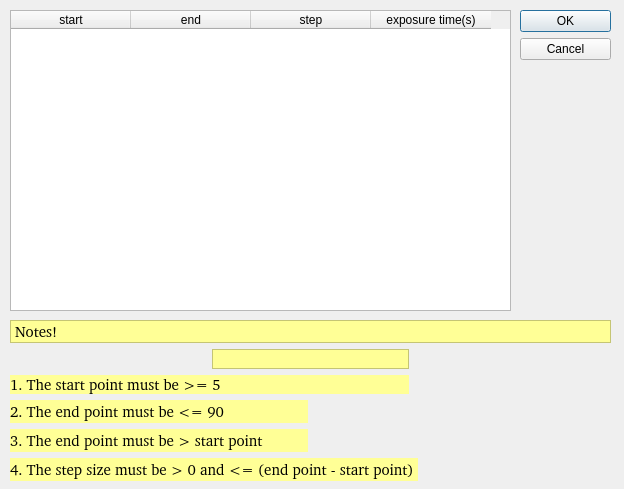
The window that UI/DAQ_Tool/MS/intervals.ui (SESAME-Synchrotron/MS-XPD-ScanTool) describes before a commit, drawn with Qt 5.
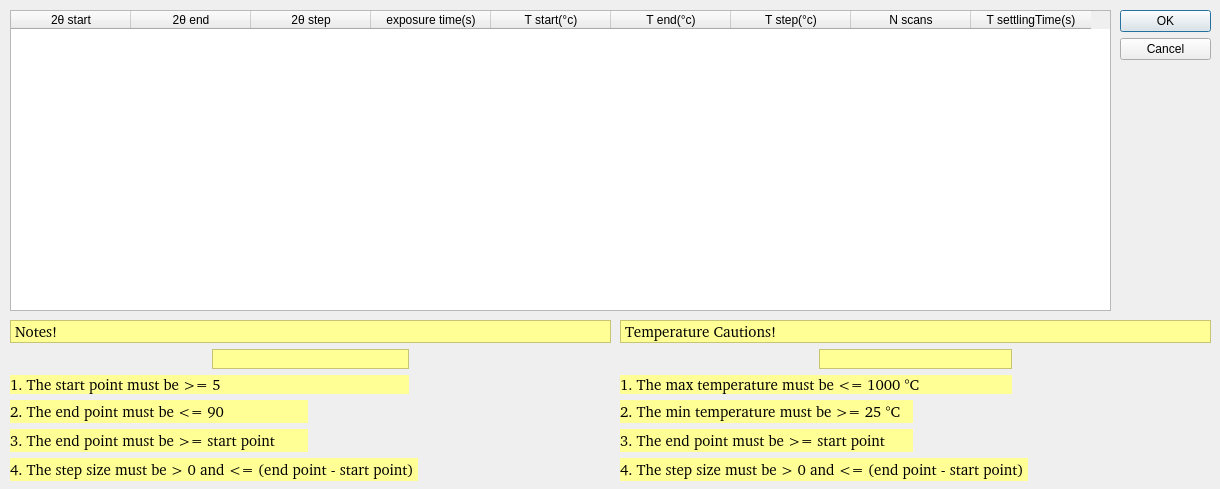
The same window after the commit. Custom widgets are drawn as their Qt base class.

Commit message: integrate twoThetaTemp, and enhancements

Diff of the .ui file:
```diff
--- a/UI/DAQ_Tool/MS/intervals.ui
+++ b/UI/DAQ_Tool/MS/intervals.ui
@@ -6,7 +6,7 @@
    <rect>
     <x>0</x>
     <y>0</y>
-    <width>624</width>
+    <width>1220</width>
     <height>489</height>
    </rect>
   </property>
@@ -16,12 +16,18 @@
   <widget class="QDialogButtonBox" name="buttonBox">
    <property name="geometry">
     <rect>
-     <x>520</x>
+     <x>1120</x>
      <y>10</y>
      <width>91</width>
      <height>301</height>
     </rect>
    </property>
+   <property name="sizePolicy">
+    <sizepolicy hsizetype="Expanding" vsizetype="Expanding">
+     <horstretch>0</horstretch>
+     <verstretch>0</verstretch>
+    </sizepolicy>
+   </property>
    <property name="cursor">
     <cursorShape>PointingHandCursor</cursorShape>
    </property>
@@ -40,7 +46,7 @@
     <rect>
      <x>10</x>
      <y>10</y>
-     <width>501</width>
+     <width>1101</width>
      <height>301</height>
     </rect>
    </property>
@@ -50,22 +56,25 @@
    <property name="focusPolicy">
     <enum>Qt::NoFocus</enum>
    </property>
+   <property name="columnCount">
+    <number>9</number>
+   </property>
    <attribute name="horizontalHeaderDefaultSectionSize">
     <number>120</number>
    </attribute>
    <column>
     <property name="text">
-     <string>start</string>
+     <string>2θ start</string>
     </property>
    </column>
    <column>
     <property name="text">
-     <string>end</string>
+     <string>2θ end</string>
     </property>
    </column>
    <column>
     <property name="text">
-     <string>step</string>
+     <string>2θ step</string>
     </property>
    </column>
    <column>
@@ -73,6 +82,31 @@
      <string>exposure time(s)</string>
     </property>
    </column>
+   <column>
+    <property name="text">
+     <string>T start(°c)</string>
+    </property>
+   </column>
+   <column>
+    <property name="text">
+     <string>T end(°c)</string>
+    </property>
+   </column>
+   <column>
+    <property name="text">
+     <string>T step(°c)</string>
+    </property>
+   </column>
+   <column>
+    <property name="text">
+     <string>N scans</string>
+    </property>
+   </column>
+   <column>
+    <property name="text">
+     <string>T settlingTime(s)</string>
+    </property>
+   </column>
   </widget>
   <widget class="QWidget" name="gridLayoutWidget_5">
    <property name="geometry">
@@ -100,7 +134,7 @@
          <string notr="true">background-color: rgb(255, 255, 150);</string>
         </property>
         <property name="text">
-         <string>3. The end point must be &gt; start point </string>
+         <string>3. The end point must be &gt;= start point </string>
         </property>
        </widget>
       </item>
@@ -304,6 +338,240 @@
     </item>
    </layout>
   </widget>
+  <widget class="QWidget" name="gridLayoutWidget_6">
+   <property name="geometry">
+    <rect>
+     <x>620</x>
+     <y>320</y>
+     <width>591</width>
+     <height>161</height>
+    </rect>
+   </property>
+   <layout class="QGridLayout" name="tempCautionsL">
+    <item row="3" column="0">
+     <layout class="QGridLayout" name="note3L_2">
+      <item row="0" column="0">
+       <widget class="QLabel" name="note3_2">
+        <property name="font">
+         <font>
+          <family>Nimbus Mono PS [urw]</family>
+          <pointsize>11</pointsize>
+          <weight>50</weight>
+          <bold>false</bold>
+         </font>
+        </property>
+        <property name="styleSheet">
+         <string notr="true">background-color: rgb(255, 255, 150);</string>
+        </property>
+        <property name="text">
+         <string>3. The end point must be &gt;= start point </string>
+        </property>
+       </widget>
+      </item>
+      <item row="0" column="1">
+       <widget class="QSimpleShape" name="note3S_2">
+        <property name="colour0" stdset="0">
+         <color>
+          <red>255</red>
+          <green>0</green>
+          <blue>0</blue>
+         </color>
+        </property>
+        <property name="flash0" stdset="0">
+         <bool>false</bool>
+        </property>
+       </widget>
+      </item>
+     </layout>
+    </item>
+    <item row="2" column="0">
+     <layout class="QGridLayout" name="note2L_2">
+      <item row="0" column="0">
+       <widget class="QLabel" name="note2_2">
+        <property name="font">
+         <font>
+          <family>Nimbus Mono PS [urw]</family>
+          <pointsize>11</pointsize>
+          <weight>50</weight>
+          <bold>false</bold>
+         </font>
+        </property>
+        <property name="styleSheet">
+         <string notr="true">background-color: rgb(255, 255, 150);</string>
+        </property>
+        <property name="text">
+         <string>2. The min temperature must be &gt;= 25 °C</string>
+        </property>
+       </widget>
+      </item>
+      <item row="0" column="1">
+       <widget class="QSimpleShape" name="note2S_2">
+        <property name="colour0" stdset="0">
+         <color>
+          <red>255</red>
+          <green>0</green>
+          <blue>0</blue>
+         </color>
+        </property>
+        <property name="flash0" stdset="0">
+         <bool>false</bool>
+        </property>
+       </widget>
+      </item>
+     </layout>
+    </item>
+    <item row="0" column="0">
+     <widget class="QLabel" name="tempCaution">
+      <property name="font">
+       <font>
+        <family>Nimbus Mono PS [urw]</family>
+        <pointsize>11</pointsize>
+        <weight>50</weight>
+        <bold>false</bold>
+        <stylestrategy>PreferDefault</stylestrategy>
+       </font>
+      </property>
+      <property name="styleSheet">
+       <string notr="true">background-color: rgb(255, 255, 150);</string>
+      </property>
+      <property name="frameShape">
+       <enum>QFrame::StyledPanel</enum>
+      </property>
+      <property name="text">
+       <string>&lt;html&gt;&lt;head/&gt;&lt;body&gt;&lt;p&gt;Temperature Cautions!&lt;/p&gt;&lt;/body&gt;&lt;/html&gt;</string>
+      </property>
+     </widget>
+    </item>
+    <item row="1" column="0">
+     <layout class="QGridLayout" name="note1L_2">
+      <item row="1" column="2">
+       <widget class="QSimpleShape" name="note1S_2">
+        <property name="colour0" stdset="0">
+         <color>
+          <red>255</red>
+          <green>0</green>
+          <blue>0</blue>
+         </color>
+        </property>
+        <property name="flash0" stdset="0">
+         <bool>false</bool>
+        </property>
+       </widget>
+      </item>
+      <item row="0" column="1">
+       <widget class="QLabel" name="intervalsWarning2">
+        <property name="font">
+         <font>
+          <family>Nimbus Mono PS [urw]</family>
+          <pointsize>11</pointsize>
+          <weight>75</weight>
+          <bold>true</bold>
+         </font>
+        </property>
+        <property name="styleSheet">
+         <string notr="true">background-color: rgb(255, 255, 150);</string>
+        </property>
+        <property name="frameShape">
+         <enum>QFrame::StyledPanel</enum>
+        </property>
+        <property name="text">
+         <string/>
+        </property>
+        <property name="alignment">
+         <set>Qt::AlignCenter</set>
+        </property>
+       </widget>
+      </item>
+      <item row="0" column="2">
+       <widget class="QSimpleShape" name="intervalsWarningS1_2">
+        <property name="colour0" stdset="0">
+         <color>
+          <red>255</red>
+          <green>0</green>
+          <blue>0</blue>
+         </color>
+        </property>
+        <property name="flash0" stdset="0">
+         <bool>false</bool>
+        </property>
+       </widget>
+      </item>
+      <item row="0" column="0">
+       <widget class="QSimpleShape" name="intervalsWarningS2_2">
+        <property name="colour0" stdset="0">
+         <color>
+          <red>255</red>
+          <green>0</green>
+          <blue>0</blue>
+         </color>
+        </property>
+        <property name="flash0" stdset="0">
+         <bool>false</bool>
+        </property>
+       </widget>
+      </item>
+      <item row="1" column="0" colspan="2">
+       <widget class="QLabel" name="note1_2">
+        <property name="font">
+         <font>
+          <family>Nimbus Mono PS [urw]</family>
+          <pointsize>11</pointsize>
+          <weight>50</weight>
+          <bold>false</bold>
+         </font>
+        </property>
+        <property name="styleSheet">
+         <string notr="true">background-color: rgb(255, 255, 150);</string>
+        </property>
+        <property name="text">
+         <string>1. The max temperature must be &lt;=  1000 °C</string>
+        </property>
+       </widget>
+      </item>
+     </layout>
+    </item>
+    <item row="4" column="0">
+     <layout class="QGridLayout" name="note4L_2">
+      <item row="0" column="0">
+       <widget class="QLabel" name="note4_2">
+        <property name="font">
+         <font>
+          <family>Nimbus Mono PS [urw]</family>
+          <pointsize>11</pointsize>
+          <weight>50</weight>
+          <bold>false</bold>
+         </font>
+        </property>
+        <property name="styleSheet">
+         <string notr="true">background-color: rgb(255, 255, 150);</string>
+        </property>
+        <property name="text">
+         <string>4. The step size must be &gt; 0 and &lt;= (end point - start point) </string>
+        </property>
+       </widget>
+      </item>
+      <item row="0" column="1">
+       <widget class="QSimpleShape" name="note4S_2">
+        <property name="colour0" stdset="0">
+         <color>
+          <red>255</red>
+          <green>0</green>
+          <blue>0</blue>
+         </color>
+        </property>
+        <property name="flash0" stdset="0">
+         <bool>false</bool>
+        </property>
+       </widget>
+      </item>
+     </layout>
+    </item>
+   </layout>
+  </widget>
+  <zorder>tableWidget</zorder>
+  <zorder>gridLayoutWidget_5</zorder>
+  <zorder>buttonBox</zorder>
+  <zorder>gridLayoutWidget_6</zorder>
  </widget>
  <customwidgets>
   <customwidget>
```
The commit also changes 9 other files.
